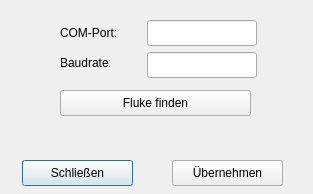
Qt form setup_fluke.ui (Suitcasechild/AutoCal) before a commit.
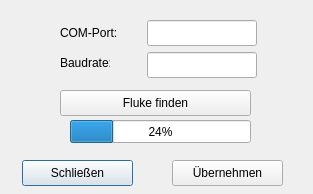
The same form after that commit.

```diff
--- a/setup_fluke.ui
+++ b/setup_fluke.ui
@@ -98,6 +98,22 @@
     <string>Fluke finden</string>
    </property>
   </widget>
+  <widget class="QProgressBar" name="progress_scan">
+   <property name="geometry">
+    <rect>
+     <x>70</x>
+     <y>120</y>
+     <width>181</width>
+     <height>23</height>
+    </rect>
+   </property>
+   <property name="value">
+    <number>24</number>
+   </property>
+   <property name="textVisible">
+    <bool>true</bool>
+   </property>
+  </widget>
  </widget>
  <resources/>
  <connections/>
```
